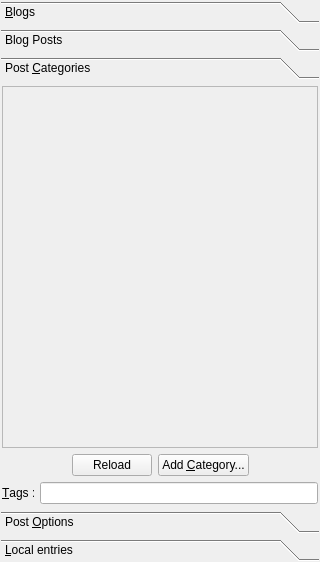
Qt form src/toolboxbase.ui (mtux/bilbo) before a commit.
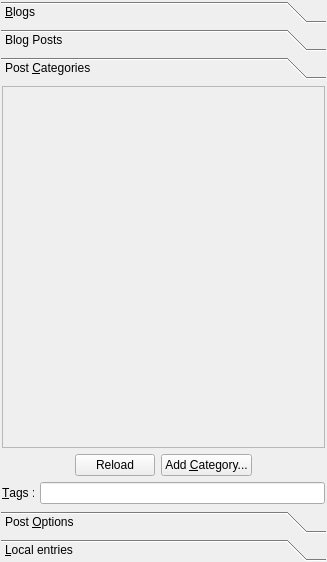
The same form after that commit. The open tabs and pages were chosen to show the change. Custom widgets are drawn as their Qt base class.

Commit message: A "clear entries" button added to toolbox! + some improvements on Toolbox UI

Diff of the .ui file:
```diff
--- a/src/toolboxbase.ui
+++ b/src/toolboxbase.ui
@@ -5,7 +5,7 @@
    <rect>
     <x>0</x>
     <y>0</y>
-    <width>320</width>
+    <width>327</width>
     <height>562</height>
    </rect>
   </property>
@@ -294,7 +294,7 @@
          <rect>
           <x>0</x>
           <y>0</y>
-          <width>306</width>
+          <width>313</width>
           <height>403</height>
          </rect>
         </property>
@@ -305,27 +305,6 @@
          <property name="margin" >
           <number>1</number>
          </property>
-         <item row="0" column="0" >
-          <widget class="QFrame" name="frameCat" >
-           <property name="sizePolicy" >
-            <sizepolicy vsizetype="Expanding" hsizetype="Preferred" >
-             <horstretch>0</horstretch>
-             <verstretch>0</verstretch>
-            </sizepolicy>
-           </property>
-           <property name="frameShape" >
-            <enum>QFrame::StyledPanel</enum>
-           </property>
-           <property name="frameShadow" >
-            <enum>QFrame::Raised</enum>
-           </property>
-           <layout class="QVBoxLayout" name="verticalLayout_4" >
-            <property name="margin" >
-             <number>2</number>
-            </property>
-           </layout>
-          </widget>
-         </item>
          <item row="1" column="0" >
           <layout class="QVBoxLayout" name="verticalLayout_2" >
            <item>
@@ -421,6 +400,34 @@
            </item>
           </layout>
          </item>
+         <item row="0" column="0" >
+          <widget class="QScrollArea" name="scrollArea" >
+           <property name="frameShape" >
+            <enum>QFrame::StyledPanel</enum>
+           </property>
+           <property name="frameShadow" >
+            <enum>QFrame::Raised</enum>
+           </property>
+           <property name="widgetResizable" >
+            <bool>true</bool>
+           </property>
+           <widget class="QWidget" name="frameCat" >
+            <property name="geometry" >
+             <rect>
+              <x>0</x>
+              <y>0</y>
+              <width>305</width>
+              <height>328</height>
+             </rect>
+            </property>
+            <layout class="QVBoxLayout" name="verticalLayout_7" >
+             <property name="margin" >
+              <number>2</number>
+             </property>
+            </layout>
+           </widget>
+          </widget>
+         </item>
         </layout>
        </widget>
        <widget class="QWidget" name="pgOptions" >
```
Left out of the diff: 119 changed lines with no effect on the pictures. The commit also changes 2 other files.
